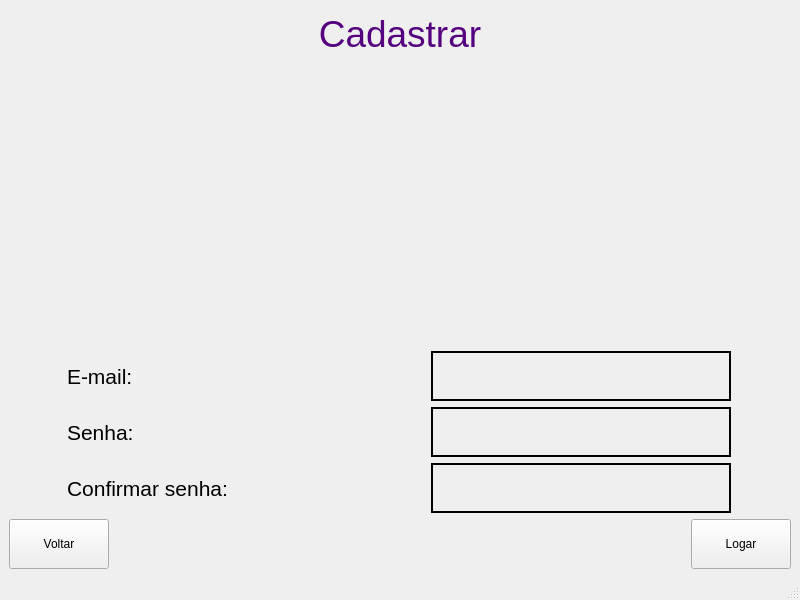
Qt form src/gui/ui/Sign_up.ui (MarcosAndreLS/cadastro-livros-firebase) before a commit.
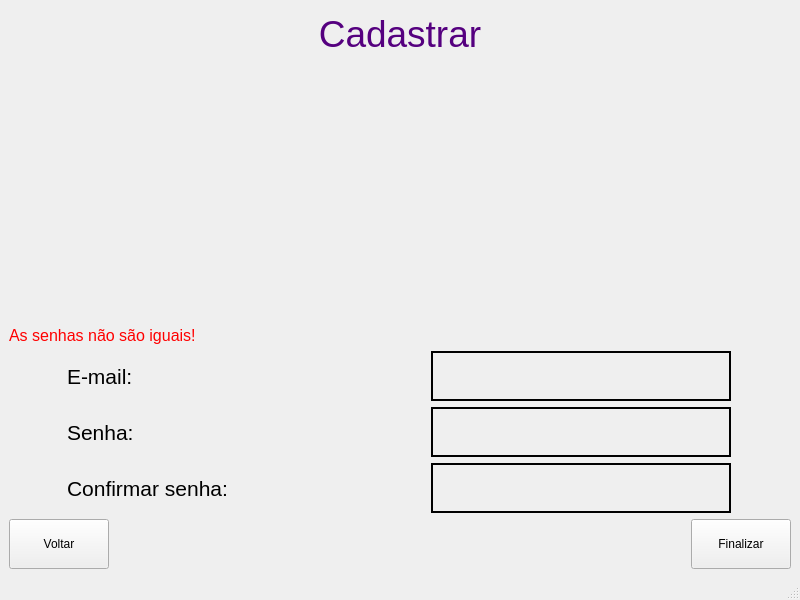
The same form after that commit.

Patch:
```diff
--- a/src/gui/ui/Sign_up.ui
+++ b/src/gui/ui/Sign_up.ui
@@ -39,6 +39,17 @@
       </property>
      </widget>
     </item>
+    <item>
+     <widget class="QLabel" name="senhas_diferentes">
+      <property name="styleSheet">
+       <string notr="true">font-size: 12pt;
+color: rgb(255, 0, 0);</string>
+      </property>
+      <property name="text">
+       <string>As senhas não são iguais!</string>
+      </property>
+     </widget>
+    </item>
     <item>
      <layout class="QHBoxLayout" name="horizontalLayout_6">
       <item>
@@ -238,7 +249,7 @@
          </size>
         </property>
         <property name="text">
-         <string>Logar</string>
+         <string>Finalizar</string>
         </property>
        </widget>
       </item>
```
Left out of the diff: 10 changed lines with no effect on the pictures.
